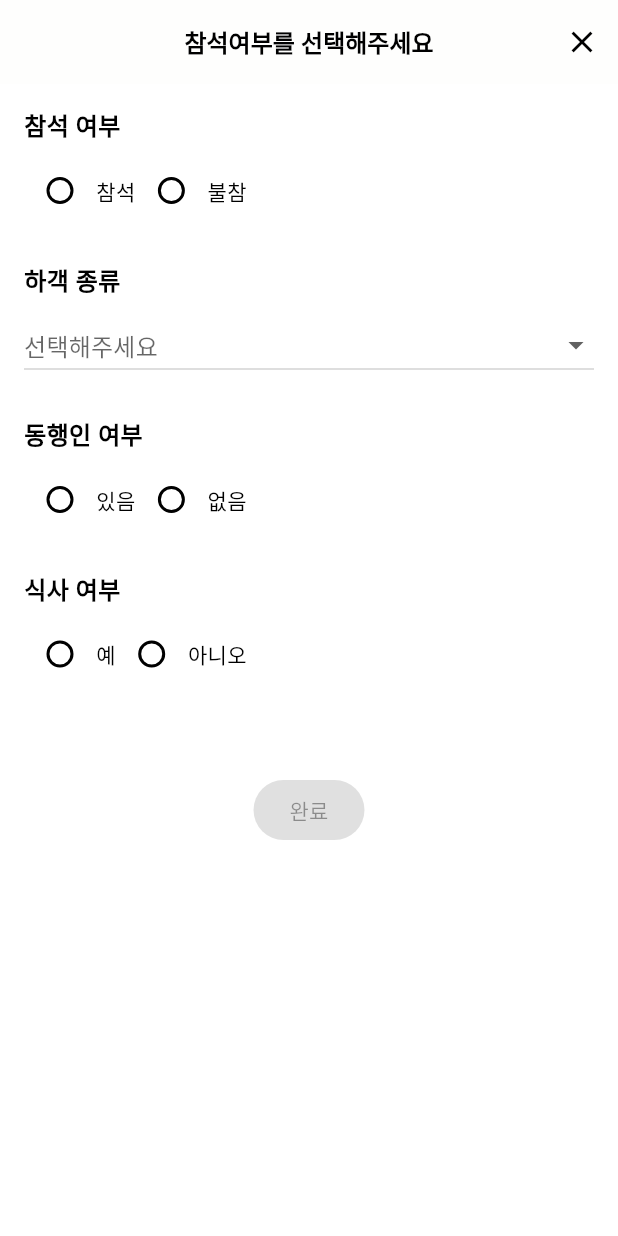
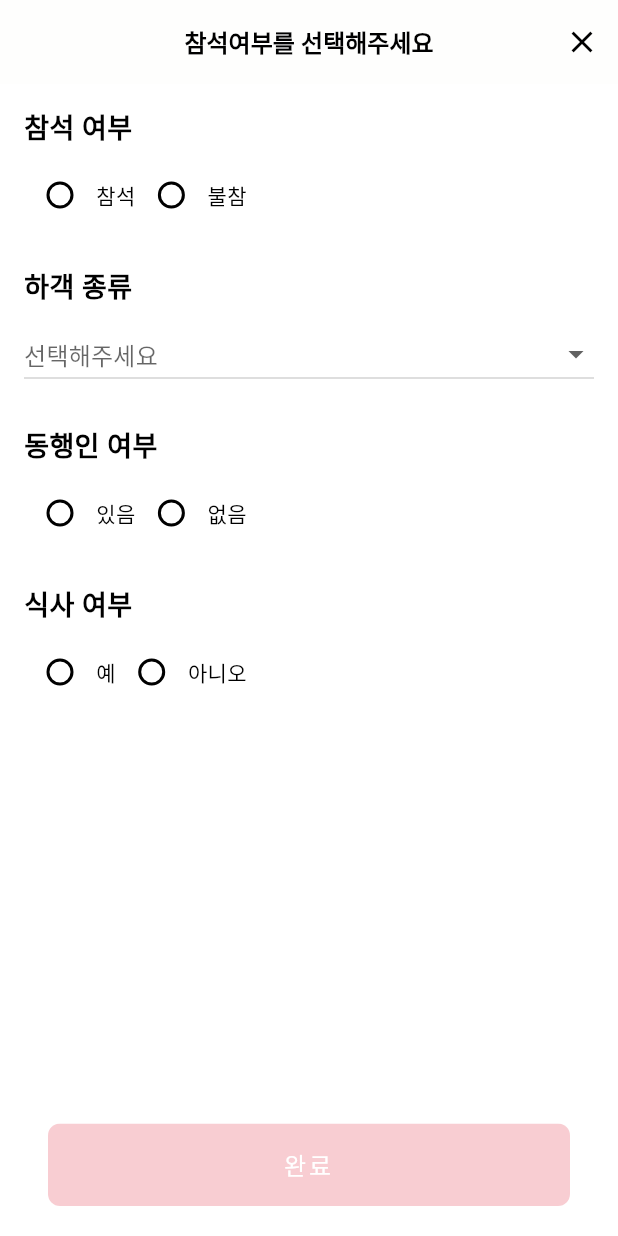
Before and after one commit to wonjonglee-29cm/WeddingClient, a Flutter app: the UserInfoScreen screen opened directly, on a phone screen of 412 x 824 dp. Run offline on Flutter 3.47's test engine with Material 3 defaults, Android fonts, the phone set to English and light mode, and no system bars; our stand-ins replace cached_network_image, dio, firebase_core, flutter_animate, flutter_cache_manager, flutter_hooks and 3 more; missing offline and left inert: flutter_inappwebview; accounts and stored records are empty; project files that could hold a hidden picture were left out.

Commit message:
기능 수정

```diff
--- a/lib/screen/di_viewmodel.dart
+++ b/lib/screen/di_viewmodel.dart
@@ -7,6 +7,7 @@ import 'package:wedding/screen/invite/invite_viewmodel.dart';
 import 'package:wedding/screen/main/main_viewmodel.dart';
 import 'package:wedding/screen/quiz/quiz_viewmodel.dart';
 import 'package:wedding/screen/signin/signin_viewmodel.dart';
+import 'package:wedding/screen/userinfo/user_info_screen.dart';
 
 import 'greeting/greeting_viewmodel.dart';
 import 'userinfo/user_info_viewmodel.dart';
@@ -19,9 +20,14 @@ final signInViewModelProvider = StateNotifierProvider<SignInViewModel, SignInSta
   return SignInViewModel(ref.watch(memberRepositoryProvider));
 });
 
-final userInfoViewModelProvider = StateNotifierProvider.autoDispose<UserInfoViewModel, UserInfoState>((ref) {
-  final memberRepository = ref.watch(memberRepositoryProvider);
-  return UserInfoViewModel(memberRepository);
+final userInfoScreenTypeProvider = StateProvider<UserInfoScreenType>((ref) {
+  return UserInfoScreenType.init;  // 기본값 설정
+});
+
+final userInfoViewModelProvider = StateNotifierProvider<UserInfoViewModel, UserInfoState>((ref) {
+  final memberRepository = ref.read(memberRepositoryProvider);
+  final screenType = ref.watch(userInfoScreenTypeProvider);
+  return UserInfoViewModel(memberRepository, screenType);
 });
 
 final mainViewModelProvider = StateNotifierProvider<MainViewModel, MainState>((ref) {
--- a/lib/screen/userinfo/user_info_guest_type.dart
+++ b/lib/screen/userinfo/user_info_guest_type.dart
@@ -1,19 +1,18 @@
 
 enum GuestType {
-  both('둘 다'),
-  groom('신랑'),
-  bride('신부');
+  BOTH('둘 다'),
+  GROOM('신랑'),
+  BRIDE('신부');
 
   final String title;
 
   const GuestType(this.title);
 
-  // String으로부터 GuestType을 얻기 위한 메서드
   static GuestType? fromString(String? value) {
     if (value == null) return null;
     return GuestType.values.firstWhere(
           (type) => type.name == value.toLowerCase(),
-      orElse: () => GuestType.both,
+      orElse: () => GuestType.BOTH,
     );
   }
 }
--- a/lib/screen/userinfo/user_info_screen.dart
+++ b/lib/screen/userinfo/user_info_screen.dart
@@ -1,6 +1,9 @@
 import 'package:flutter/material.dart';
+import 'package:flutter_hooks/flutter_hooks.dart';
 import 'package:hooks_riverpod/hooks_riverpod.dart';
 import 'package:wedding/design/component/ds_appbar.dart';
+import 'package:wedding/design/component/ds_bottom_button.dart';
+import 'package:wedding/design/ds_foundation.dart';
 import 'package:wedding/screen/di_viewmodel.dart';
 import 'package:wedding/screen/main/main_screen.dart';
 import 'package:wedding/screen/userinfo/user_info_guest_type.dart';
@@ -21,39 +24,40 @@ class UserInfoScreen extends HookConsumerWidget {
 
   @override
   Widget build(BuildContext context, WidgetRef ref) {
+    useEffect(() {
+      WidgetsBinding.instance.addPostFrameCallback((_) {
+        ref.read(userInfoScreenTypeProvider.notifier).state = screenType;
+      });
+      return null;
+    }, const []);
+
     final state = ref.watch(userInfoViewModelProvider);
     final viewModel = ref.read(userInfoViewModelProvider.notifier);
 
     final companionCounts = List.generate(10, (i) => i + 1);
 
-    Widget buildSection(String title, Widget child) {
-      return Column(
-        crossAxisAlignment: CrossAxisAlignment.start,
-        children: [
-          Text(
-            title,
-            style: const TextStyle(fontSize: 16, fontWeight: FontWeight.bold),
-          ),
-          const SizedBox(height: 8),
-          child,
-          const SizedBox(height: 24),
-        ],
-      );
-    }
-
     if (state.isLoading) {
       return const Center(child: CircularProgressIndicator());
     }
 
+    useEffect(() {
       if (state.error != null) {
+        WidgetsBinding.instance.addPostFrameCallback((_) {
           ScaffoldMessenger.of(context).showSnackBar(
             SnackBar(content: Text(state.error!)),
           );
+        });
       }
+      return null;
+    }, [state.error]);
 
     return Scaffold(
       appBar: closeAppBar(context, '참석여부를 선택해주세요'),
-      body: SingleChildScrollView(
+      body: SafeArea(
+        child: Column(
+          children: [
+            Expanded(
+              child: SingleChildScrollView(
                 padding: const EdgeInsets.all(16.0),
                 child: Column(
                   crossAxisAlignment: CrossAxisAlignment.start,
@@ -114,12 +118,12 @@ class UserInfoScreen extends HookConsumerWidget {
                     if (state.hasCompanion == true)
                       buildSection(
                         '동행인 수',
-                DropdownButton<int>(
+                        DropdownButton<int?>(
                           value: state.companionCount,
                           hint: const Text('선택해주세요'),
                           isExpanded: true,
                           items: companionCounts.map((count) {
-                    return DropdownMenuItem(
+                            return DropdownMenuItem<int?>(  // nullable로 변경
                               value: count,
                               child: Text('$count명'),
                             );
@@ -146,9 +150,13 @@ class UserInfoScreen extends HookConsumerWidget {
                         ],
                       ),
                     ),
-            const SizedBox(height: 32),
-            Center(
-              child: ElevatedButton(
+                  ],
+                ),
+              ),
+            ),
+            Container(
+              padding: const EdgeInsets.symmetric(horizontal: 16, vertical: 20),
+              child: bottomButtonWidget(
                 onPressed: state.isFormValid
                     ? () async {
                   final success = await viewModel.submit();
@@ -167,7 +175,8 @@ class UserInfoScreen extends HookConsumerWidget {
                   }
                 }
                     : null,
-                child: const Text('완료'),
+                text: '완료',
+                isEnabled: state.isFormValid,
               ),
             ),
           ],
@@ -175,4 +184,16 @@ class UserInfoScreen extends HookConsumerWidget {
       ),
     );
   }
+
+  Widget buildSection(String title, Widget child) {
+    return Column(
+      crossAxisAlignment: CrossAxisAlignment.start,
+      children: [
+        Text(title, style: titleStyle2),
+        title2Gap,
+        child,
+        itemsGap,
+      ],
+    );
   }
+}
```
Also changed, not shown: lib/screen/userinfo/user_info_viewmodel.dart (+41 -3 lines). Lines whose indentation alone changed are shown as unchanged.
